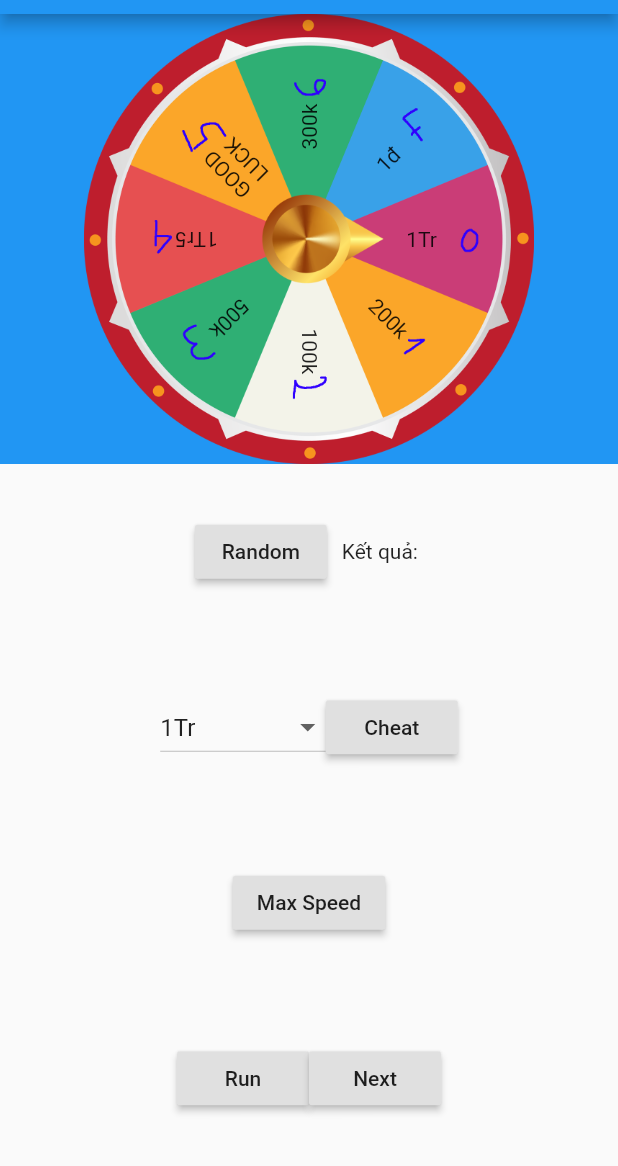
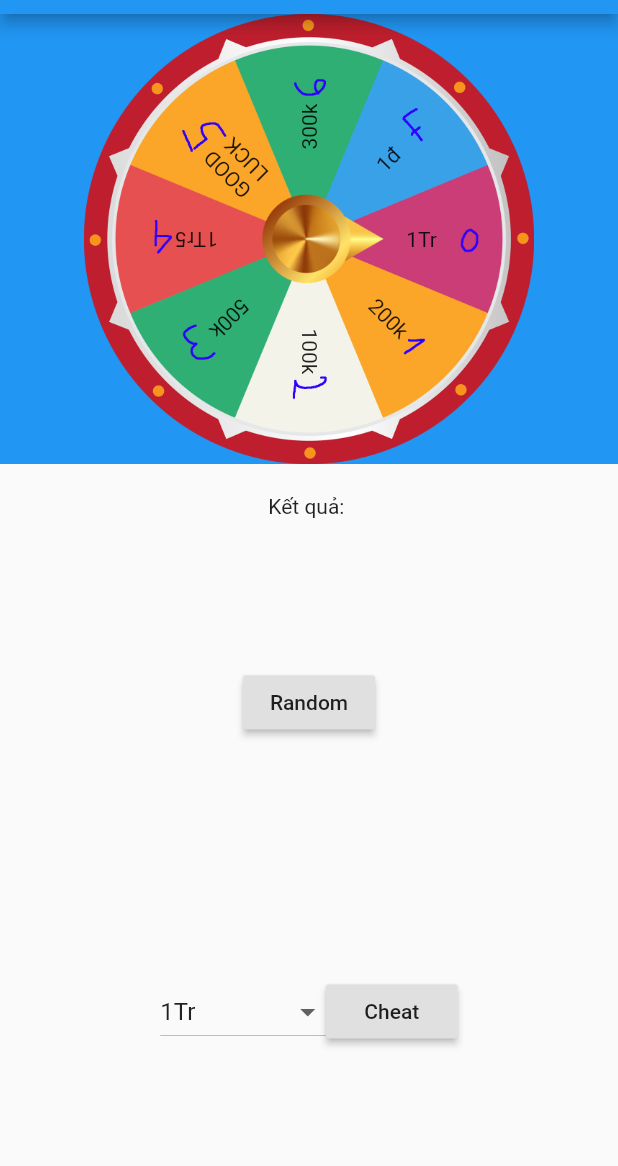
Before and after one commit to hien798/lucky_wheel, a Flutter app: the HomePage screen opened directly, on a phone screen of 412 x 824 dp, the part 70-1236 px from its top. Run offline on Flutter 3.47's test engine with Material 2 defaults, Android fonts, the phone set to English and light mode, and no system bars.

Commit message:
add drag result

```diff
--- a/lib/main.dart
+++ b/lib/main.dart
@@ -91,7 +91,9 @@ class _HomePageState extends State<HomePage> {
     }
     _textEditingController = TextEditingController(text: '4');
     _spinningController = SpinningController(
-        dividers: _dataSource.length, initialSpinAngle: 0, spinResistance: 0.125);
+        dividers: _dataSource.length,
+        initialSpinAngle: 0,
+        spinResistance: 0.125);
   }
 
   @override
@@ -122,7 +124,8 @@ class _HomePageState extends State<HomePage> {
 //                  backdrop: Image.asset('assets/images/wheel.png'),
                   backdrop: WheelBackdrop(
                     dataSource: _dataSource,
-                    backdrop: Image.asset('assets/images/backdrop_empty_index.png'),
+                    backdrop:
+                        Image.asset('assets/images/backdrop_empty_index.png'),
                   ),
 //                  cursorLeft: 200,
 //                  cursorTop: 200,
@@ -145,11 +148,15 @@ class _HomePageState extends State<HomePage> {
                       ));
                       return;
                     }
-                    final velo = _spinningController.calculateVelocity(Random().nextInt(8),
+                    final velo = _spinningController.calculateVelocity(
+                        Random().nextInt(8),
                         maxVelocity: velocity);
                     Future.delayed(Duration(seconds: 3)).then((value) {
                       _spinningController.run(velo);
                       int rs = _spinningController.calculateResult();
+                      setState(() {
+                        result = '$rs';
+                      });
                     });
                   },
                   cursor: Image.asset('assets/images/cursor_right.png'),
@@ -157,12 +164,13 @@ class _HomePageState extends State<HomePage> {
                   cursorHeight: 100,
                 ),
               ),
-//              Padding(
-//                padding: EdgeInsets.all(10),
-//              ),
               Expanded(
                 child: Column(
                   children: <Widget>[
+                    Container(
+                      padding: EdgeInsets.symmetric(vertical: 20),
+                      child: Text('Kết quả: $result'),
+                    ),
                     Expanded(
                       child: Row(
                         mainAxisAlignment: MainAxisAlignment.center,
@@ -183,8 +191,6 @@ class _HomePageState extends State<HomePage> {
                             },
                             child: Text('Random'),
                           ),
-                          SizedBox(width: 10),
-                          Text('Kết quả: $result',),
                         ],
                       ),
                     ),
@@ -217,7 +223,6 @@ class _HomePageState extends State<HomePage> {
 //                          ),
                           RaisedButton(
                             onPressed: () {
-
                               var divider = _dataSource.indexOf(_dropdownValue);
                               if (divider < 0) {
                                 return;
@@ -244,39 +249,39 @@ class _HomePageState extends State<HomePage> {
                         ],
                       ),
                     ),
-                    Expanded(
-                      child: Row(
-                        mainAxisAlignment: MainAxisAlignment.center,
-                        children: <Widget>[
-                          RaisedButton(
-                            onPressed: () {
-                              _spinningController.run(-2000);
-                              _spinningController.calculateResult();
-                            },
-                            child: Text('Max Speed'),
-                          ),
-                        ],
-                      ),
-                    ),
-                    Expanded(
-                      child: Row(
-                        mainAxisAlignment: MainAxisAlignment.center,
-                        children: <Widget>[
-                          RaisedButton(
-                            onPressed: () {
-                              _spinningController.run(6000);
-                            },
-                            child: Text('Run'),
-                          ),
-                          RaisedButton(
-                            onPressed: () {
-                              _spinningController.run(6000);
-                            },
-                            child: Text('Next'),
-                          ),
-                        ],
-                      ),
-                    ),
+//                    Expanded(
+//                      child: Row(
+//                        mainAxisAlignment: MainAxisAlignment.center,
+//                        children: <Widget>[
+//                          RaisedButton(
+//                            onPressed: () {
+//                              _spinningController.run(-3000);
+//                              _spinningController.calculateResult();
+//                            },
+//                            child: Text('Max Speed'),
+//                          ),
+//                        ],
+//                      ),
+//                    ),
+//                    Expanded(
+//                      child: Row(
+//                        mainAxisAlignment: MainAxisAlignment.center,
+//                        children: <Widget>[
+//                          RaisedButton(
+//                            onPressed: () {
+//                              _spinningController.run(6000);
+//                            },
+//                            child: Text('Run'),
+//                          ),
+//                          RaisedButton(
+//                            onPressed: () {
+//                              _spinningController.run(6000);
+//                            },
+//                            child: Text('Next'),
+//                          ),
+//                        ],
+//                      ),
+//                    ),
                   ],
                 ),
               ),
```
